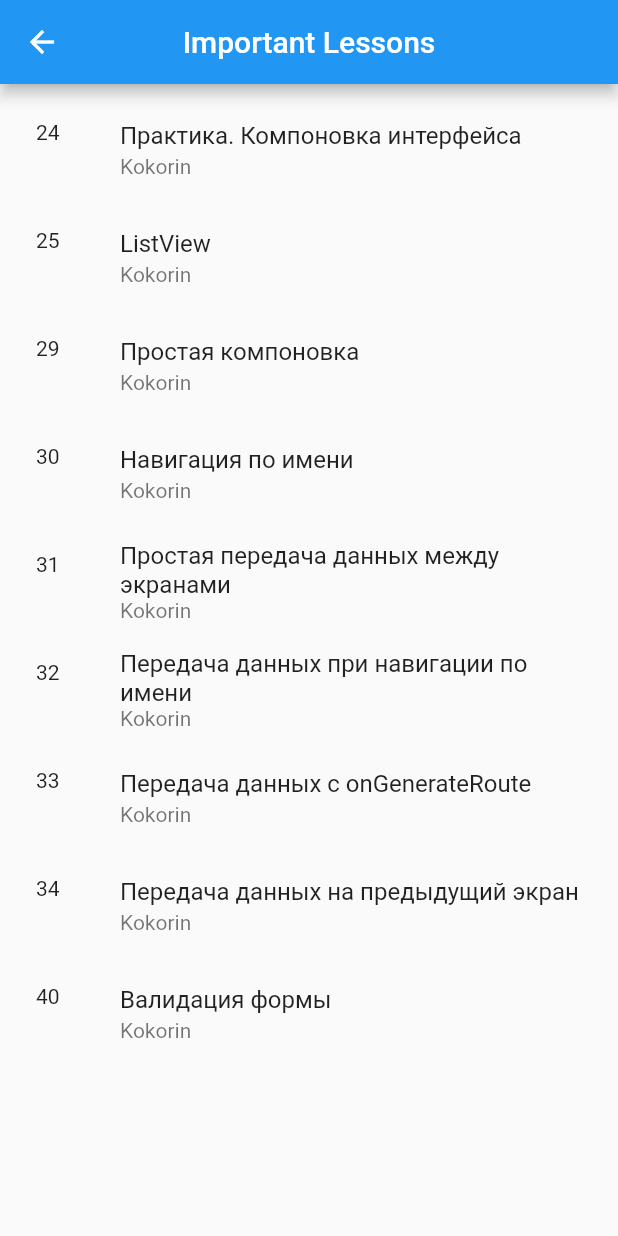
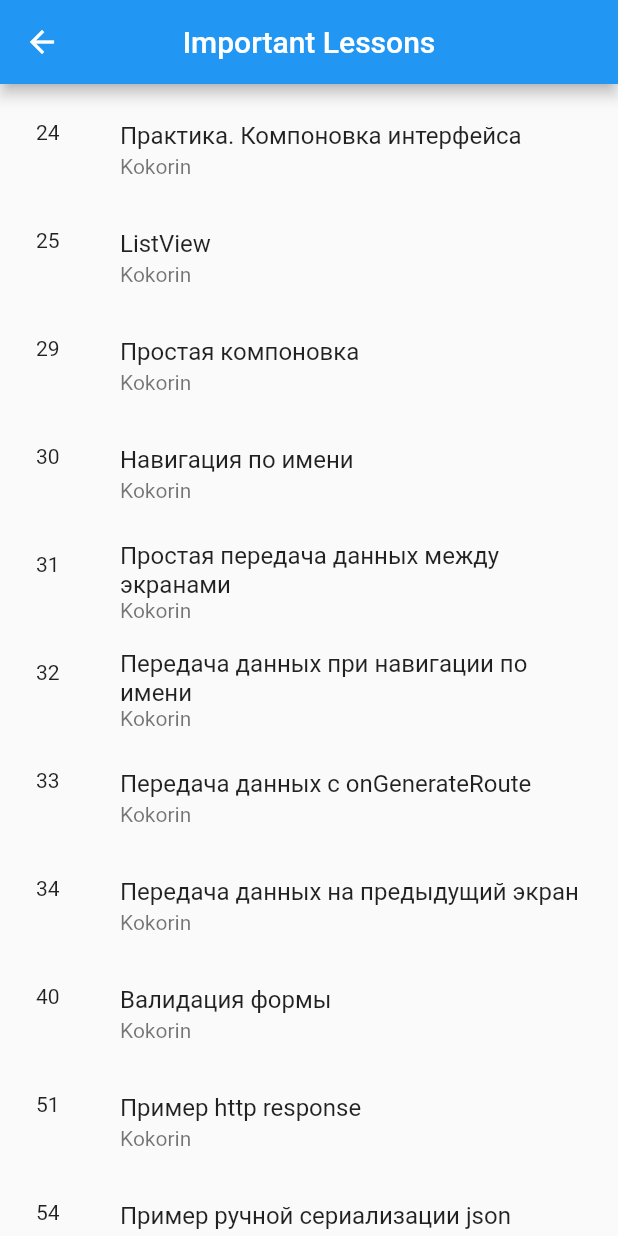
Before and after one commit to chicager/flutter_demoapp, a Flutter app: the Contents screen opened directly, after a tap on "Important Lessons", on a phone screen of 412 x 824 dp. Run offline on Flutter 3.47's test engine with Material 2 defaults, Android fonts, the phone set to English and light mode, and no system bars; our stand-ins replace transparent_image; network calls fail.

Commit message:
added work with http and json

```diff
--- /dev/null
+++ b/lib/handJsonSerializationExample/offices.dart
@@ -0,0 +1,49 @@
+//Все данные ниже построены под данные с этого api 'https://about.google/static/data/locations.json';
+
+import 'dart:convert';
+
+import 'package:http/http.dart' as http;
+
+class OfficesList {
+  List<Office>? offices;
+
+  OfficesList({this.offices});
+
+  //фабричный конструктор
+  factory OfficesList.fromJson(Map<String, dynamic> json) {
+    var officesJson = json['offices'] as List;
+    List<Office> officesList =
+        officesJson.map((i) => Office.fromJson(i)).toList();
+
+    return OfficesList(offices: officesList);
+  }
+}
+
+class Office {
+  final String? name;
+  final String? address;
+  final String? image;
+
+  Office({this.name, this.address, this.image});
+
+  //фабричный конструктор
+  factory Office.fromJson(Map<String, dynamic> json) {
+    return Office(
+        name: json['name'] as String,
+        address: json['address'] as String,
+        image: json['image'] as String);
+  }
+}
+
+Future<OfficesList> getOfficesList() async {
+  const url = 'https://about.google/static/data/locations.json';
+  final response = await http.get(
+    Uri.parse(url),
+  );
+
+  if (response.statusCode == 200) {
+    return OfficesList.fromJson(json.decode(response.body));
+  } else {
+    throw Exception('Error: ${response.reasonPhrase}');
+  }
+}
--- a/lib/pages/contents.dart
+++ b/lib/pages/contents.dart
@@ -1,7 +1,9 @@
 import 'package:flutter/cupertino.dart';
 import 'package:flutter/material.dart';
+import 'package:flutter_application_1/handJsonSerializationExample/show_data.dart';
 import 'package:flutter_application_1/pages/counter_example.dart';
 import 'package:flutter_application_1/pages/form_example.dart';
+import 'package:flutter_application_1/pages/http_example.dart';
 import 'package:flutter_application_1/pages/important_lessons.dart';
 import 'package:flutter_application_1/pages/screen_example.dart';
 
@@ -103,6 +105,40 @@ Widget _myListView(BuildContext context) {
           ),
         ),
       ),
+      ElevatedButton(
+        style: ElevatedButton.styleFrom(
+          primary: Colors.red[600], // background
+          onPrimary: Colors.white, // foreground
+          padding: EdgeInsets.symmetric(horizontal: 50, vertical: 20),
+        ),
+        onPressed: () {
+          Route route = MaterialPageRoute(builder: (context) => HttpExample());
+          Navigator.push(context, route);
+        },
+        child: Text(
+          'Http Response Example',
+          style: TextStyle(
+            fontSize: 24,
+          ),
+        ),
+      ),
+      ElevatedButton(
+        style: ElevatedButton.styleFrom(
+          primary: Colors.red[600], // background
+          onPrimary: Colors.white, // foreground
+          padding: EdgeInsets.symmetric(horizontal: 50, vertical: 20),
+        ),
+        onPressed: () {
+          Route route = MaterialPageRoute(builder: (context) => ShowData());
+          Navigator.push(context, route);
+        },
+        child: Text(
+          'Hand Json Serialization',
+          style: TextStyle(
+            fontSize: 24,
+          ),
+        ),
+      ),
     ],
   );
 }
--- a/lib/pages/important_lessons.dart
+++ b/lib/pages/important_lessons.dart
@@ -75,6 +75,16 @@ Widget _myListView() {
         title: Text('Валидация формы'),
         subtitle: Text('Kokorin'),
       ),
+      ListTile(
+        leading: Text('51'),
+        title: Text('Пример http response'),
+        subtitle: Text('Kokorin'),
+      ),
+      ListTile(
+        leading: Text('54'),
+        title: Text('Пример ручной сериализации json'),
+        subtitle: Text('Kokorin'),
+      ),
     ],
   );
 }
--- a/pubspec.yaml
+++ b/pubspec.yaml
@@ -34,6 +34,8 @@ dependencies:
   # The following adds the Cupertino Icons font to your application.
   # Use with the CupertinoIcons class for iOS style icons.
   cupertino_icons: ^1.0.2
+  http: ^0.13.4
+  transparent_image: ^2.0.0
 
 dev_dependencies:
   flutter_test:
```
Also changed, not shown: lib/handJsonSerializationExample/show_data.dart (added, +51 -0 lines), lib/pages/http_example.dart (added, +56 -0 lines), lib/pages/screen_example.dart (+16 -4 lines), pubspec.lock.
